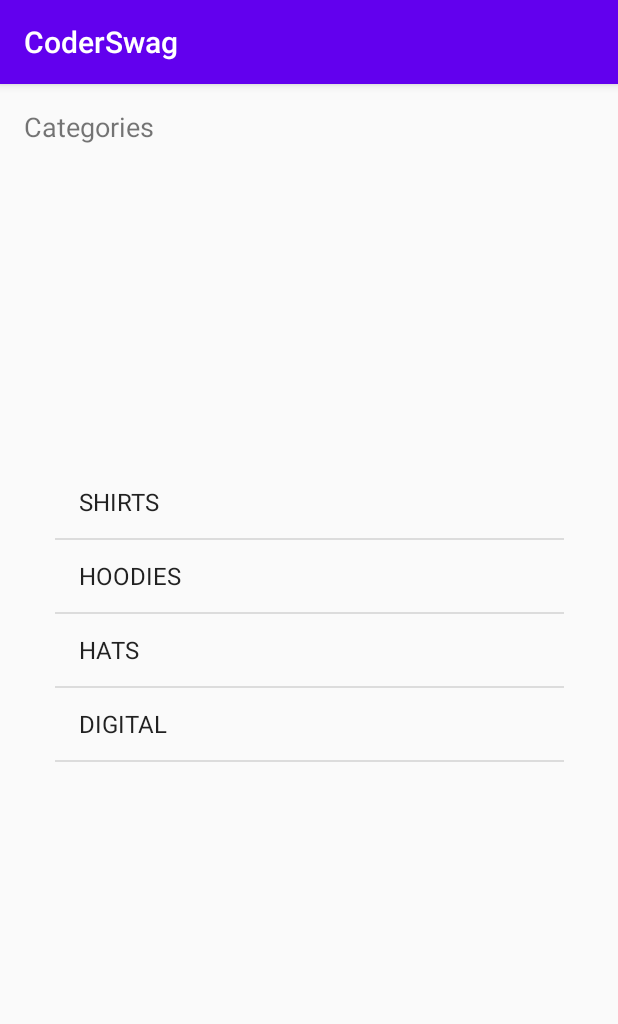
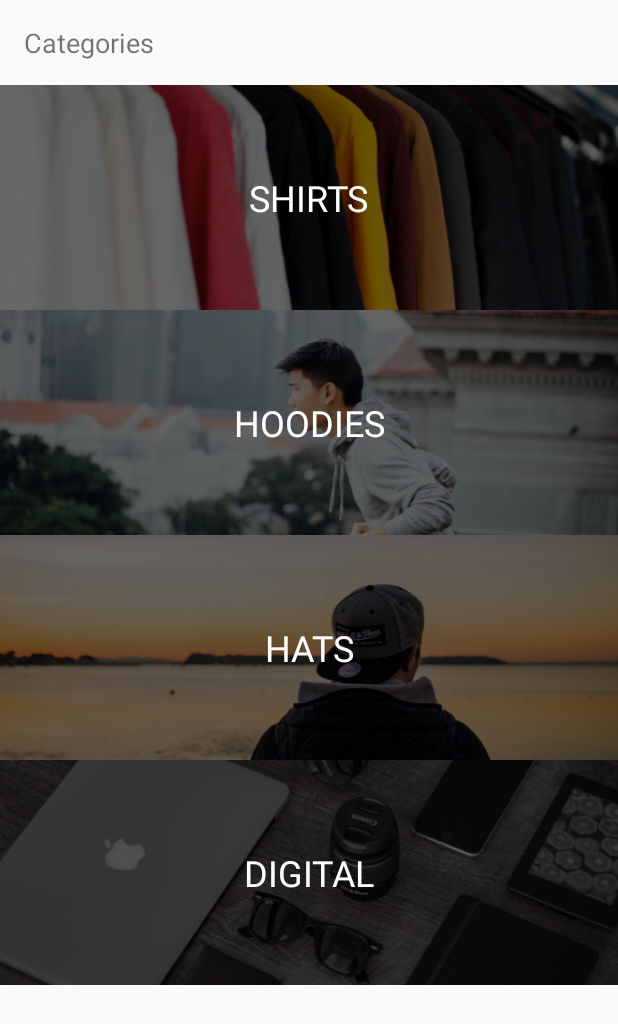
Before and after one commit to victoriavu75/CoderSwag, an Android app: the screen it shows after launch (MainActivity), on a phone screen of 412 x 824 dp. Shown: the top 1024 px of the screen. Run offline under Robolectric (Android 15) with nearby library versions, the phone set to English and light mode, and no system bars.

Commit message:
lesson 3

```diff
--- /dev/null
+++ b/app/src/main/java/com/example/coderswag/Adapters/CategoryAdapter.kt
@@ -0,0 +1,64 @@
+package com.example.coderswag.Adapters
+
+import android.content.Context
+import android.view.LayoutInflater
+import android.view.View
+import android.view.ViewGroup
+import android.widget.BaseAdapter
+import android.widget.ImageView
+import android.widget.TextView
+import com.example.coderswag.Model.Category
+import com.example.coderswag.R
+
+class CategoryAdapter(context: Context, categories: List<Category>) : BaseAdapter(){
+
+    val context = context
+    val categories = categories
+
+    override fun getView(position: Int, convertView: View?, parent: ViewGroup?): View {
+        val categoryView: View
+        val holder : ViewHolder
+
+        if(convertView == null){
+            //so we don't hve to re-inflate everytime we scroll and view category
+            categoryView = LayoutInflater.from(context).inflate(R.layout.category_list_item, null)
+            holder = ViewHolder()
+            holder.categoryImage = categoryView.findViewById(R.id.categoryImage)
+            holder.categoryName = categoryView.findViewById(R.id.categoryName)
+            categoryView.tag = holder
+        }else{
+            holder = convertView.tag as ViewHolder
+            categoryView = convertView
+        }
+
+        val category = categories[position]
+
+        //resource id's stored in R
+        val resourceId = context.resources.getIdentifier(category.image, "drawable", context.packageName)
+        holder.categoryImage?.setImageResource(resourceId)
+        println(resourceId)
+
+        holder.categoryName?.text = category.title
+        return categoryView
+    }
+
+    override fun getItem(position: Int): Any {
+        return categories[position]
+    }
+
+    override fun getItemId(position: Int): Long {
+        //defines unique id for each row
+        //we do not need this so return 0
+        return 0
+    }
+
+    override fun getCount(): Int {
+        return categories.count()
+    }
+
+    private class ViewHolder{
+        //will hold a reference to our category image and name
+        var categoryImage: ImageView? = null
+        var categoryName: TextView? = null
+    }
+}
--- a/app/src/main/java/com/example/coderswag/Controller/MainActivity.kt
+++ b/app/src/main/java/com/example/coderswag/Controller/MainActivity.kt
@@ -3,6 +3,7 @@ package com.example.coderswag.Controller
 import androidx.appcompat.app.AppCompatActivity
 import android.os.Bundle
 import android.widget.ArrayAdapter
+import com.example.coderswag.Adapters.CategoryAdapter
 import com.example.coderswag.Model.Category
 import com.example.coderswag.R
 import com.example.coderswag.Services.DataService
@@ -10,15 +11,13 @@ import kotlinx.android.synthetic.main.activity_main.*
 
 class MainActivity : AppCompatActivity() {
 
-    lateinit var adapter : ArrayAdapter<Category>
+    lateinit var adapter : CategoryAdapter
 
     override fun onCreate(savedInstanceState: Bundle?) {
         super.onCreate(savedInstanceState)
         setContentView(R.layout.activity_main)
 
-        adapter = ArrayAdapter( this,
-            android.R.layout.simple_list_item_1,
-            DataService.categories)
+        adapter = CategoryAdapter( this, DataService.categories)
 
         categoryListView.adapter = adapter
     }
--- a/app/src/main/res/layout/activity_main.xml
+++ b/app/src/main/res/layout/activity_main.xml
@@ -19,16 +19,14 @@
 
     <ListView
         android:id="@+id/categoryListView"
-        android:layout_width="339dp"
-        android:layout_height="454dp"
-        android:layout_marginStart="8dp"
-        android:layout_marginTop="8dp"
-        android:layout_marginEnd="8dp"
-        android:layout_marginBottom="8dp"
+        android:layout_width="0dp"
+        android:layout_height="0dp"
+        android:layout_marginTop="16dp"
         app:layout_constraintBottom_toBottomOf="parent"
         app:layout_constraintEnd_toEndOf="parent"
         app:layout_constraintStart_toStartOf="parent"
         app:layout_constraintTop_toBottomOf="@+id/textView"
-        app:layout_constraintVertical_bias="0.8" />
+        app:layout_constraintVertical_bias="0.8"
+        android:divider="@null"/>
 
 </androidx.constraintlayout.widget.ConstraintLayout>
--- a/app/src/main/res/values/styles.xml
+++ b/app/src/main/res/values/styles.xml
@@ -1,6 +1,6 @@
 <resources>
     <!-- Base application theme. -->
-    <style name="AppTheme" parent="Theme.AppCompat.Light.DarkActionBar">
+    <style name="AppTheme" parent="Theme.AppCompat.Light.NoActionBar">
         <!-- Customize your theme here. -->
         <item name="colorPrimary">@color/colorPrimary</item>
         <item name="colorPrimaryDark">@color/colorPrimaryDark</item>
```
